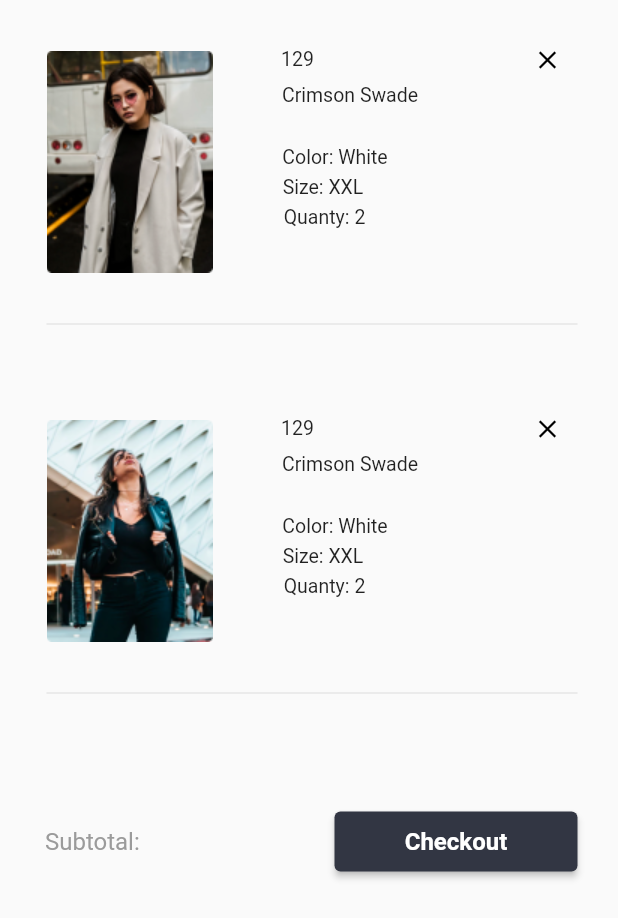
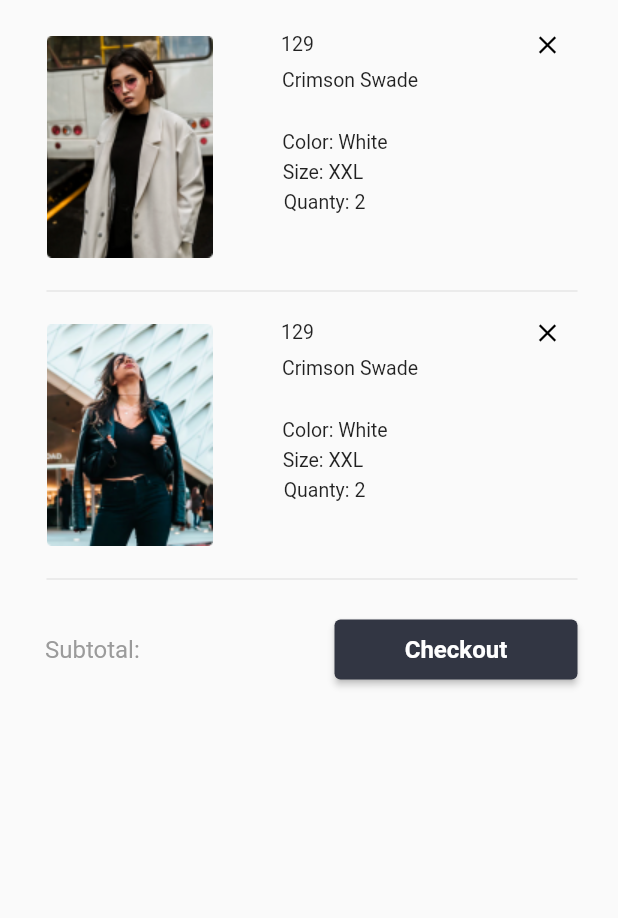
Before and after one commit to titandiaz/marketplace-flutter, a Flutter app: the CartPage screen opened by its route, on a phone screen of 412 x 824 dp. Shown: the top 918 px of the screen. Run offline on Flutter 3.47's test engine with Material 2 defaults, Android fonts, the phone set to English and light mode, and no system bars; our stand-ins replace firebase_auth, flutter_swiper; accounts and stored records are empty; Roboto replaces fonts that are missing (SF Pro Display).

Commit message:
Arreglando espacios

```diff
--- a/lib/src/pages/cart_page.dart
+++ b/lib/src/pages/cart_page.dart
@@ -33,7 +33,7 @@ class _CartPageState extends State<CartPage> {
             children: <Widget>[
               Container(
                 transform: Matrix4.translationValues(0.0, 0.0, 0.0),
-                padding: EdgeInsets.only(top: 45.0, left: 30, bottom: 41),
+                padding: EdgeInsets.only(top: 25.0, left: 30, bottom: 41),
                 child: Text('Subtotal:',
                   style: TextStyle(
                     color: Color(0xFF9B9B9B),
@@ -43,7 +43,7 @@ class _CartPageState extends State<CartPage> {
                 ),
               ),
               Container (
-                padding: EdgeInsets.only(top: 45.0, right: 27, bottom: 41),
+                padding: EdgeInsets.only(top: 25.0, right: 27, bottom: 41),
                 child: RaisedButton(
                   onPressed: () {},
                   shape: RoundedRectangleBorder(
@@ -82,12 +82,17 @@ class _CartPageState extends State<CartPage> {
     data.forEach( (opt) {
       final widgetTempP = Container(
         padding: EdgeInsets.only(right: 27, left: 31.0),
+        transform: Matrix4.translationValues(0.0, 10.0, 0.0),
         // color: Colors.red,
         child: Container(
-          padding: EdgeInsets.only(top: 30),
+          // padding: EdgeInsets.only(top: 10),
           // color: Colors.blue,
           child: Column(
             children: <Widget>[
+              Container(
+                padding: EdgeInsets.only(right: 27, left: 31.0, top: 5, bottom: 5),
+                // color: Colors.red,
+              ),
               ListTile(
                 title: Row(
                   // mainAxisAlignment: MainAxisAlignment.spaceBetween,
@@ -166,10 +171,11 @@ class _CartPageState extends State<CartPage> {
                   ),
                 ),
               ),
-              Divider(
-                height: 60.0,
-                // color: Colors.yellow,
+              Container(
+                padding: EdgeInsets.only(right: 27, left: 31.0, top: 5, bottom: 5),
+                // color: Colors.red,
               ),
+              Divider(),
             ],
           ),
         ),
```
